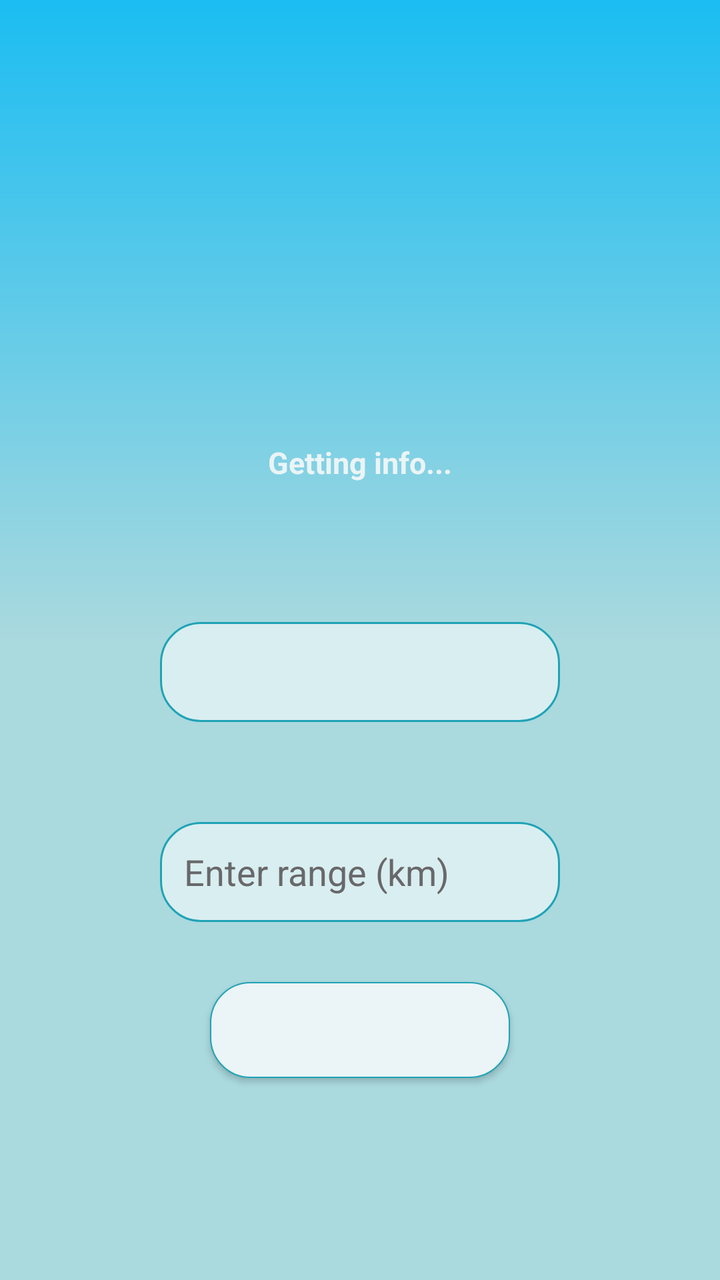
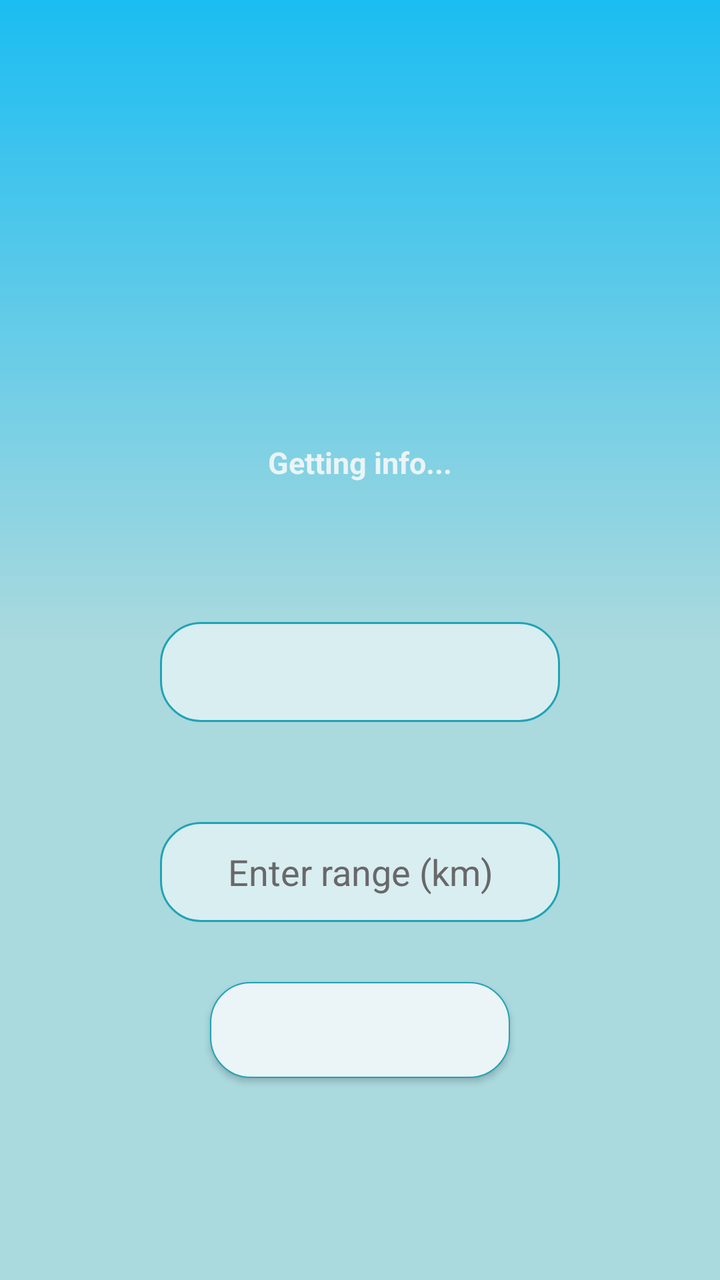

An Android layout rendered at two revisions. The XML below is the earlier revision; the diff shows what the commit changed to produce the second picture.
<!-- AndroidManifest.xml: application theme Theme.FlashTracker -->
<!-- res/layout/activity_main.xml -->
<?xml version="1.0" encoding="utf-8"?>
<RelativeLayout xmlns:android="http://schemas.android.com/apk/res/android"

    xmlns:tools="http://schemas.android.com/tools"
    android:id="@+id/main"
    android:layout_width="match_parent"
    android:layout_height="match_parent"
    tools:context=".MainActivity"
    android:background="@drawable/main_background">
    <TextView
        android:layout_width="wrap_content"
        android:layout_height="wrap_content"
        android:text=""
        android:id="@+id/location_info"
        android:textStyle="bold"
        android:textSize="20sp"
        android:textColor="@color/freeze_white"
        android:layout_marginLeft="30dp"
        android:layout_marginTop="45dp"/>
    <LinearLayout
        android:orientation="vertical"
        android:gravity="center"
        android:layout_width="match_parent"
        android:layout_height="match_parent">
        <LinearLayout
            android:layout_width="match_parent"
            android:layout_height="wrap_content"
            android:gravity="center"
            android:orientation="vertical"
            android:layout_marginBottom="50dp">

            <ImageView
                android:id="@+id/weatherIcon"
                android:layout_width="80dp"
                android:layout_height="80dp"
                />
            <TextView
                android:id="@+id/degreeText"
                android:layout_width="wrap_content"
                android:layout_height="40dp"
                android:textSize="35sp"
                android:textColor="@color/freeze_white"
                android:textStyle="bold"
                android:text=""
                />
            <TextView
                android:id="@+id/weatherInfo"
                android:layout_width="wrap_content"
                android:layout_height="40dp"
                android:textSize="15sp"
                android:textColor="@color/freeze_white"
                android:textStyle="bold"
                android:text="Getting info..."
                />



        </LinearLayout>

        <Spinner
            android:id="@+id/location_spinner"
            android:layout_width="200dp"
            android:layout_height="50dp"
            android:layout_marginBottom="50dp"
            android:background="@drawable/transparent_bg"
            android:focusable="true"
            android:popupBackground="@drawable/background"
            android:spinnerMode="dialog" />

        <EditText
            android:id="@+id/input_range"
            android:layout_width="200dp"
            android:layout_height="50dp"
            android:layout_marginBottom="30dp"
            android:textColor="#353538"
            android:textColorHint="#68686B"
            android:background="@drawable/transparent_bg"
            android:hint="Enter range (km)"
            android:inputType="number" />

        <androidx.appcompat.widget.AppCompatButton
            android:id="@+id/find_button"
            android:layout_width="wrap_content"
            android:layout_height="48dp"
            android:background="@drawable/button_layout"
            android:backgroundTint="@null"
            android:gravity="center"
            android:minWidth="150dp"
            android:text="Detect strikes"
            android:textAllCaps="false"
            android:textColor="@color/freeze_white"
            android:textSize="16sp" />


    </LinearLayout>







</RelativeLayout>
<!-- resources referenced by this layout -->
<resources>
  <color name="freeze_white">#EBF4F6</color>
  <!-- drawable background (drawable) -->
  <?xml version="1.0" encoding="utf-8"?>
  <shape xmlns:android="http://schemas.android.com/apk/res/android">
      <gradient
          android:startColor="@color/blue_green"
          android:centerColor="@color/freeze_white"
          android:endColor="@color/freeze_white"
          android:angle="90"
          android:type="linear" />
  </shape>
  <!-- drawable button_layout (drawable) -->
  <?xml version="1.0" encoding="utf-8"?>
  <shape xmlns:android="http://schemas.android.com/apk/res/android">
      <solid android:color="@color/freeze_white"/>
      <stroke android:width="0.5dp" android:color="@color/blue_green" />
      <corners android:radius="20dp"/>
      <padding android:left="12dp"
          android:top="10dp"
          android:right="12dp"
          android:bottom="10dp"/>
  </shape>
  <!-- drawable main_background (drawable) -->
  <shape xmlns:android="http://schemas.android.com/apk/res/android">
      <gradient
          android:startColor="#AAD9DE"
          android:centerColor="#AAD9DE"
          android:endColor="#1BBDF2"
          android:angle="90"
          android:type="linear" />
  </shape>
  <!-- drawable transparent_bg (drawable) -->
  <?xml version="1.0" encoding="utf-8"?>
  <shape xmlns:android="http://schemas.android.com/apk/res/android">
      <solid android:color="#8DFFFFFF"/>
      <stroke android:width="1dp" android:color="@color/blue_green"/>
      <corners android:radius="20dp"/>
      <padding android:left="12dp"
          android:top="10dp"
          android:right="12dp"
          android:bottom="10dp"/>
  </shape>
  <style name="Theme.FlashTracker" parent="Base.Theme.FlashTracker" />
  <color name="blue_green">#1FA3B6</color>
  <style name="Base.Theme.FlashTracker" parent="Theme.Material3.DayNight.NoActionBar">
          
          
      </style>
</resources>

<!-- the commit's change to res/layout/activity_main.xml (unified diff, before → after) -->
@@ -72,11 +72,12 @@
             android:layout_width="200dp"
             android:layout_height="50dp"
             android:layout_marginBottom="30dp"
+            android:background="@drawable/transparent_bg"
+            android:gravity="center_horizontal|center_vertical"
+            android:hint="Enter range (km)"
+            android:inputType="number"
             android:textColor="#353538"
-            android:textColorHint="#68686B"
-            android:background="@drawable/transparent_bg"
-            android:hint="Enter range (km)"
-            android:inputType="number" />
+            android:textColorHint="#68686B" />
 
         <androidx.appcompat.widget.AppCompatButton
             android:id="@+id/find_button"
